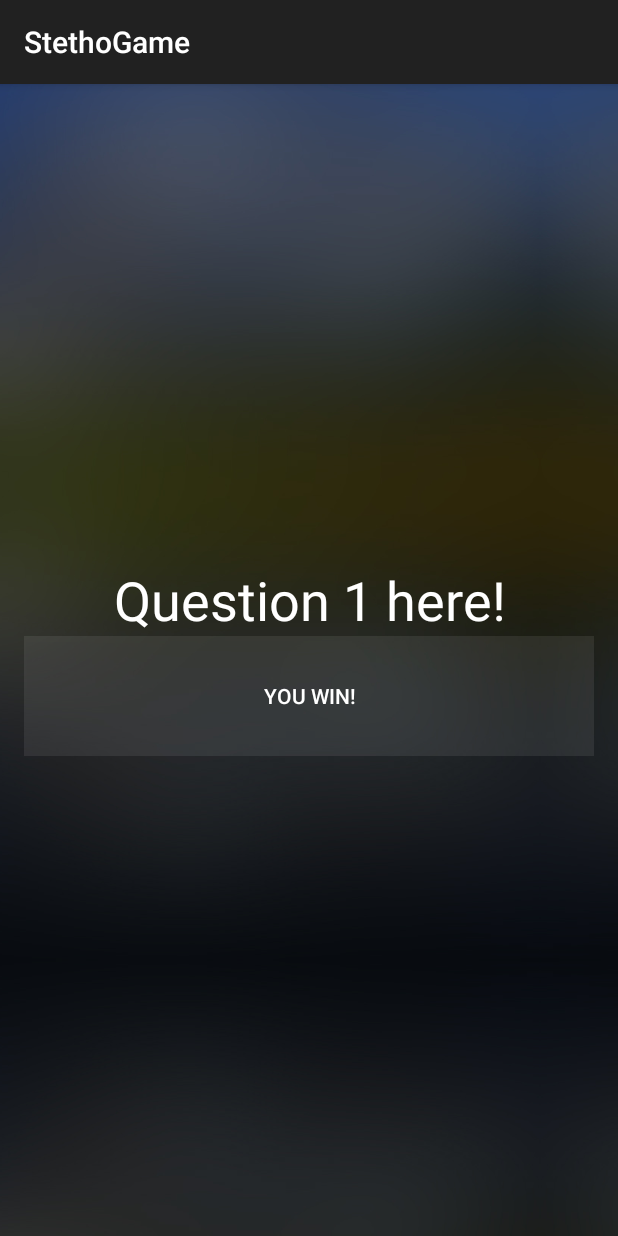
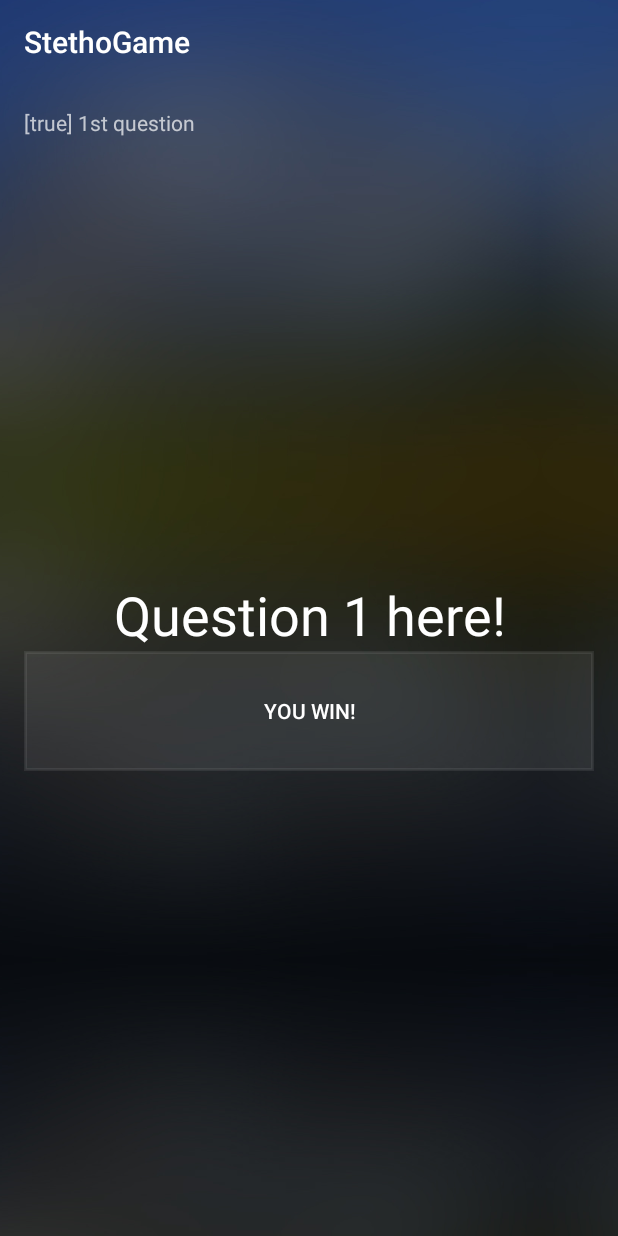
Before and after one commit to jasta/stetho-game, an Android app: the screen it shows after launch (MainActivity), after a tap on "YOU WIN!", on a phone screen of 412 x 824 dp. Run offline under Robolectric (Android 15) with nearby library versions, the phone set to English and light mode, and no system bars; our stand-ins replace ButterKnife; libraries missing offline, so code that uses them is left out: com.facebook.stetho; 1 statement that could not run was skipped.

Commit message:
Added question and achievement state display

```diff
--- a/app/src/main/java/org/devtcg/stethogame/Achievements.java
+++ b/app/src/main/java/org/devtcg/stethogame/Achievements.java
@@ -2,7 +2,10 @@ package org.devtcg.stethogame;
 
 import android.content.Context;
 import android.support.annotation.IntDef;
+import android.util.SparseBooleanArray;
 import android.widget.Toast;
+
+import java.util.ArrayList;
 
 public class Achievements {
   @IntDef({ QUESTION_1, QUESTION_2 })
@@ -11,12 +14,62 @@ public class Achievements {
   public static final int QUESTION_1 = 1;
   public static final int QUESTION_2 = 2;
 
-  public static void unlock(Context context, @Achievement int achivementId) {
-    // TODO: Fill this in...
+  private static final State sState = new State();
+
+  public static boolean isUnlocked(@Achievement int achievementId) {
+    synchronized (sState) {
+      return sState.get(achievementId);
+    }
+  }
+
+  public static void registerListener(AchievementListener listener) {
+    synchronized (sState) {
+      sState.registerListener(listener);
+    }
+  }
+
+  public static void unregisterListener(AchievementListener listener) {
+    synchronized (sState) {
+      sState.unregisterListener(listener);
+    }
+  }
+
+  public static void unlock(Context context, @Achievement int achievementId) {
+    synchronized (sState) {
+      sState.set(achievementId, true);
+    }
     Toast.makeText(
         context,
-        "TODO: unlock "  + achivementId,
+        "TODO: unlock "  + achievementId,
         Toast.LENGTH_SHORT)
         .show();
   }
+
+  private static class State {
+    private final SparseBooleanArray mCached = new SparseBooleanArray();
+    private final ArrayList<AchievementListener> mListeners = new ArrayList<>();
+
+    public synchronized boolean get(@Achievement int achievementId) {
+      return mCached.get(achievementId);
+    }
+
+    public synchronized void set(@Achievement int achievementId, boolean value) {
+      mCached.put(achievementId, value);
+      for (int i = 0, N = mListeners.size(); i < N; i++) {
+        mListeners.get(i).onChange(achievementId, value);
+      }
+    }
+
+    public synchronized void registerListener(AchievementListener listener) {
+      mListeners.add(listener);
+    }
+
+    public synchronized void unregisterListener(AchievementListener listener) {
+      mListeners.remove(listener);
+    }
+  }
+
+  public interface AchievementListener {
+    void onChange(@Achievement int achievementId, boolean state);
+  }
 }
--- a/app/src/main/java/org/devtcg/stethogame/MainActivity.java
+++ b/app/src/main/java/org/devtcg/stethogame/MainActivity.java
@@ -5,9 +5,9 @@ import android.os.Bundle;
 import android.support.v4.app.Fragment;
 import android.support.v4.app.FragmentManager;
 import android.support.v4.app.FragmentStatePagerAdapter;
-import android.support.v4.view.PagerAdapter;
 import android.support.v4.view.ViewPager;
 import android.support.v7.app.AppCompatActivity;
+import android.widget.TextView;
 
 import butterknife.Bind;
 import butterknife.ButterKnife;
@@ -21,7 +21,9 @@ public class MainActivity extends AppCompatActivity {
       };
 
   @Bind(R.id.pager) ViewPager mPager;
-  PagerAdapter mPagerAdapter;
+  QuestionsAdapter mQuestionsAdapter;
+
+  @Bind(R.id.question_title) TextView mQuestionTitle;
 
   @Override
   protected void onCreate(Bundle savedInstanceState) {
@@ -30,11 +32,47 @@ public class MainActivity extends AppCompatActivity {
 
     ButterKnife.bind(this);
 
-    mPagerAdapter = new QuestionsAdapter(
+    mQuestionsAdapter = new QuestionsAdapter(
         this,
         getSupportFragmentManager(),
         QUESTIONS_FRAGMENTS);
-    mPager.setAdapter(mPagerAdapter);
+    mPager.setAdapter(mQuestionsAdapter);
+    mPager.addOnPageChangeListener(mPageChanged);
+    mPageChanged.onPageSelected(0); // hack :(
+
+    Achievements.registerListener(mAchievementListener);
+  }
+
+  @Override
+  protected void onDestroy() {
+    super.onDestroy();
+    Achievements.unregisterListener(mAchievementListener);
+  }
+
+  private final Achievements.AchievementListener mAchievementListener =
+      new Achievements.AchievementListener() {
+    @Override
+    public void onChange(@Achievements.Achievement int achievementId, boolean state) {
+      QuestionInfo info = mQuestionsAdapter.getQuestionInfo(mPager.getCurrentItem());
+      if (achievementId == info.achievementId) {
+        updateQuestionTitle(info.displayName, state);
+      }
+    }
+  };
+
+  private final ViewPager.SimpleOnPageChangeListener mPageChanged =
+      new ViewPager.SimpleOnPageChangeListener() {
+    @Override
+    public void onPageSelected(int position) {
+      QuestionInfo info = mQuestionsAdapter.getQuestionInfo(position);
+      updateQuestionTitle(
+          info.displayName,
+          Achievements.isUnlocked(info.achievementId));
+    }
+  };
+
+  private void updateQuestionTitle(String displayName, boolean state) {
+    mQuestionTitle.setText("[" + state + "] " + displayName);
   }
 
   private static class QuestionsAdapter extends FragmentStatePagerAdapter {
@@ -62,6 +100,11 @@ public class MainActivity extends AppCompatActivity {
       return fragment;
     }
 
+    public QuestionInfo getQuestionInfo(int position) {
+      Fragment fragment = getItem(position);
+      return ((QuestionInfoProvider)fragment).getQuestionInfo();
+    }
+
     private static Fragment createFragment(Class<? extends Fragment> clazz) {
       try {
         return clazz.newInstance();
--- a/app/src/main/java/org/devtcg/stethogame/Question1.java
+++ b/app/src/main/java/org/devtcg/stethogame/Question1.java
@@ -11,7 +11,12 @@ import android.widget.Button;
 import butterknife.ButterKnife;
 import butterknife.OnClick;
 
-public class Question1 extends Fragment {
+public class Question1 extends Fragment implements QuestionInfoProvider {
+  private static final QuestionInfo INFO =
+      new QuestionInfo(
+          "1st question",
+          Achievements.QUESTION_1);
+
   @Nullable
   @Override
   public View onCreateView(
@@ -25,6 +30,11 @@ public class Question1 extends Fragment {
 
   @OnClick(R.id.answer_btn)
   public void onAnswerClicked(Button answerBtn) {
-    Achievements.unlock(getActivity(), Achievements.QUESTION_1);
+    Achievements.unlock(getActivity(), INFO.achievementId);
+  }
+
+  @Override
+  public QuestionInfo getQuestionInfo() {
+    return INFO;
   }
 }
--- a/app/src/main/java/org/devtcg/stethogame/Question2.java
+++ b/app/src/main/java/org/devtcg/stethogame/Question2.java
@@ -8,11 +8,15 @@ import android.view.View;
 import android.view.ViewGroup;
 import android.widget.Button;
 
-import butterknife.Bind;
 import butterknife.ButterKnife;
 import butterknife.OnClick;
 
-public class Question2 extends Fragment {
+public class Question2 extends Fragment implements QuestionInfoProvider {
+  private static final QuestionInfo INFO =
+      new QuestionInfo(
+          "2nd question",
+          Achievements.QUESTION_2);
+
   @Nullable
   @Override
   public View onCreateView(
@@ -26,6 +30,11 @@ public class Question2 extends Fragment {
 
   @OnClick(R.id.answer_btn)
   public void onAnswerClicked(Button answerBtn) {
-    Achievements.unlock(getActivity(), Achievements.QUESTION_2);
+    Achievements.unlock(getActivity(), INFO.achievementId);
+  }
+
+  @Override
+  public QuestionInfo getQuestionInfo() {
+    return INFO;
   }
 }
--- /dev/null
+++ b/app/src/main/java/org/devtcg/stethogame/QuestionInfo.java
@@ -0,0 +1,11 @@
+package org.devtcg.stethogame;
+
+public class QuestionInfo {
+  public final String displayName;
+  public final int achievementId;
+
+  public QuestionInfo(String displayName, int achievementId) {
+    this.displayName = displayName;
+    this.achievementId = achievementId;
+  }
+}
--- /dev/null
+++ b/app/src/main/java/org/devtcg/stethogame/QuestionInfoProvider.java
@@ -0,0 +1,5 @@
+package org.devtcg.stethogame;
+
+public interface QuestionInfoProvider {
+  QuestionInfo getQuestionInfo();
+}
--- a/app/src/main/res/layout/activity_main.xml
+++ b/app/src/main/res/layout/activity_main.xml
@@ -1,10 +1,24 @@
-<android.support.v4.view.ViewPager
+<LinearLayout
     xmlns:android="http://schemas.android.com/apk/res/android"
-    android:id="@+id/pager"
+    android:orientation="vertical"
     android:layout_width="match_parent"
     android:layout_height="match_parent"
     android:paddingLeft="@dimen/activity_horizontal_margin"
     android:paddingRight="@dimen/activity_horizontal_margin"
     android:paddingTop="@dimen/activity_vertical_margin"
-    android:paddingBottom="@dimen/activity_vertical_margin"
-    />
+    android:paddingBottom="@dimen/activity_vertical_margin">
+
+  <TextView
+      android:id="@+id/question_title"
+      android:layout_width="match_parent"
+      android:layout_height="wrap_content"
+      />
+
+  <android.support.v4.view.ViewPager
+      android:id="@+id/pager"
+      android:layout_width="match_parent"
+      android:layout_height="0px"
+      android:layout_weight="1"
+      />
+
+</LinearLayout>
--- a/app/src/main/res/values/styles.xml
+++ b/app/src/main/res/values/styles.xml
@@ -1,8 +1,18 @@
 <resources>
 
-  <!-- Base application theme. -->
   <style name="AppTheme" parent="Theme.AppCompat">
     <item name="android:windowBackground">@drawable/app_background_tiled</item>
+
+    <item name="android:actionBarStyle">@style/AppActionBar</item>
+    <item name="actionBarStyle">@style/AppActionBar</item>
+  </style>
+
+  <style name="AppActionBar" parent="@style/Widget.AppCompat.ActionBar">
+    <item name="android:background">@android:color/transparent</item>
+    <item name="background">@android:color/transparent</item>
+
+    <item name="android:windowActionBarOverlay">true</item>
+    <item name="windowActionBarOverlay">true</item>
   </style>
 
   <style name="QuestionPrompt" parent="@android:style/TextAppearance.Large">
@@ -15,10 +25,11 @@
   </style>
 
   <style name="AnswerButton">
-    <item name="android:background">@color/primary_btn_background</item>
+    <item name="android:background">@drawable/primary_btn_background</item>
     <item name="android:layout_width">match_parent</item>
     <item name="android:layout_height">@dimen/question_btn_height</item>
     <item name="android:paddingLeft">25dp</item>
     <item name="android:paddingRight">25dp</item>
   </style>
+
 </resources>
```
